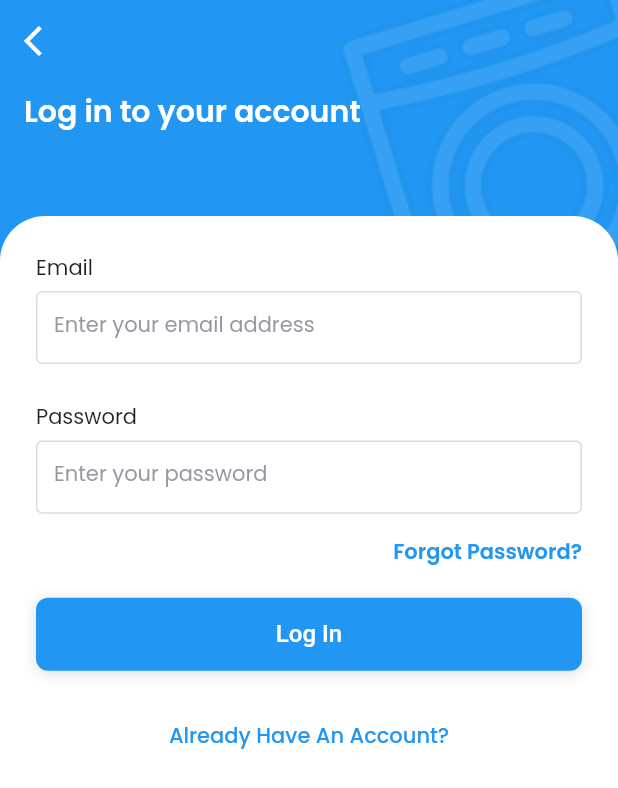
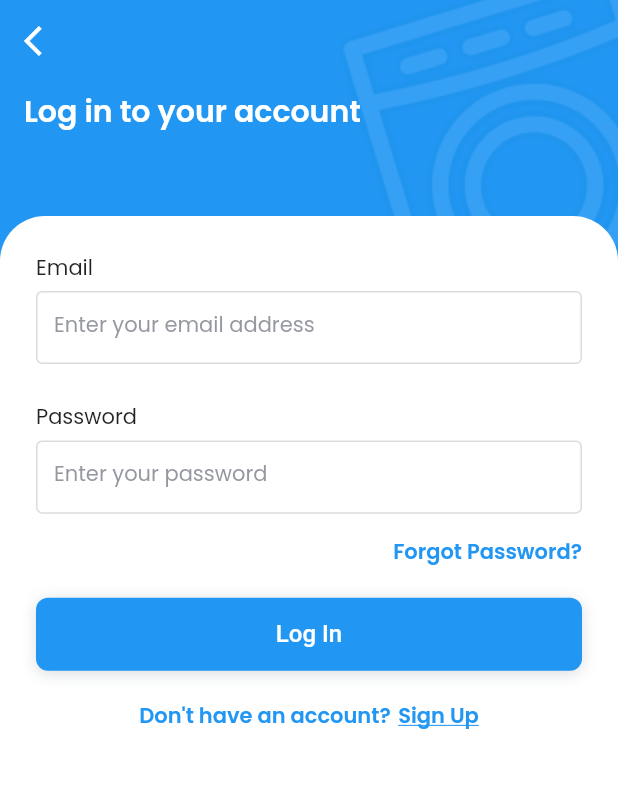
Before and after one commit to mwanawabangona/LaundryApp-main, a Flutter app: the screen it shows after launch, after a tap on "Log In", on a phone screen of 412 x 824 dp. Shown: the top 788 px of the screen. Run offline on Flutter 3.47's test engine with Material 2 defaults, Android fonts, the phone set to English and light mode, and no system bars; our stand-ins replace curved_navigation_bar, flutter_screenutil, google_fonts.

Commit message:
Updated the login Welcome buttons

```diff
--- a/lib/pages/login.dart
+++ b/lib/pages/login.dart
@@ -127,9 +127,35 @@ class Login extends StatelessWidget {
                               SizedBox(
                                 height: 20.0,
                               ),
-                              TextButton(onPressed: (){
-                                nextScreen(context, "registerScreen");
-                              }, child: Text("Already Have An Account?")),
+                              Row(
+                                mainAxisAlignment: MainAxisAlignment.center,
+                                children: [
+                                  Text(
+                                    "Don't have an account?",
+                                    style: TextStyle(
+                                      color: Constants.primaryColor,
+                                      fontWeight: FontWeight.w600,
+                                    ),
+                                  ),
+                                  SizedBox(
+                                    width: 5.0,
+                                  ),
+                                  GestureDetector(
+                                    onTap: () {
+                                      nextScreen(context, "/register");
+                                    },
+                                    child: Text(
+                                      "Sign Up",
+                                      style: TextStyle(
+                                        color: Constants.primaryColor,
+                                        fontWeight: FontWeight.w600,
+                                        decoration: TextDecoration.underline,
+                                      ),
+                                    ),
+                                  ),
+                                ],
+                              )
+
                             ],
                           ),
                         ),
```
